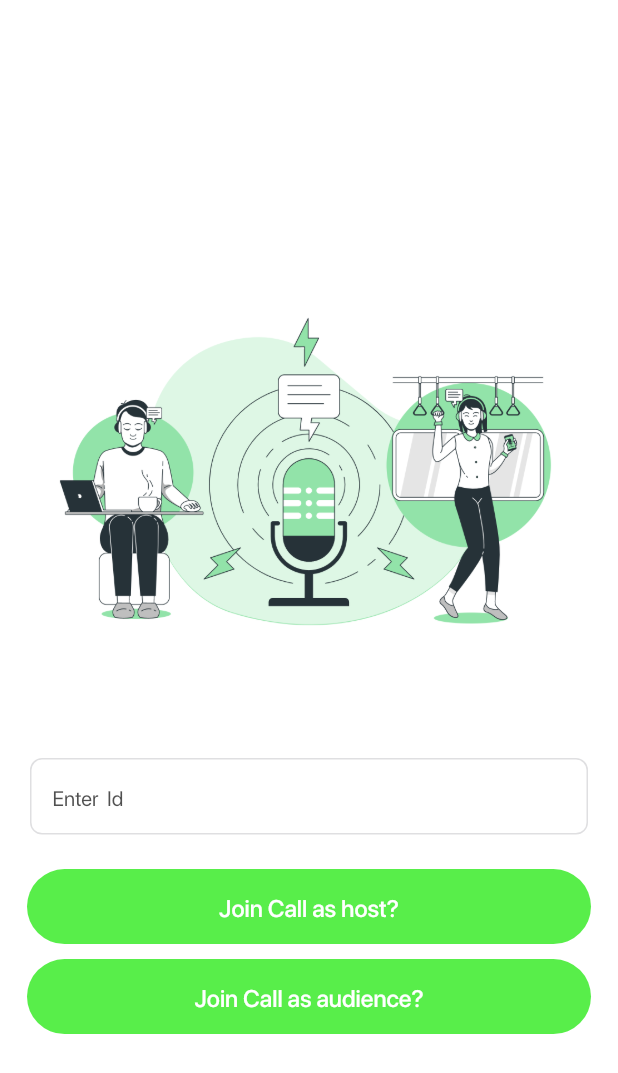
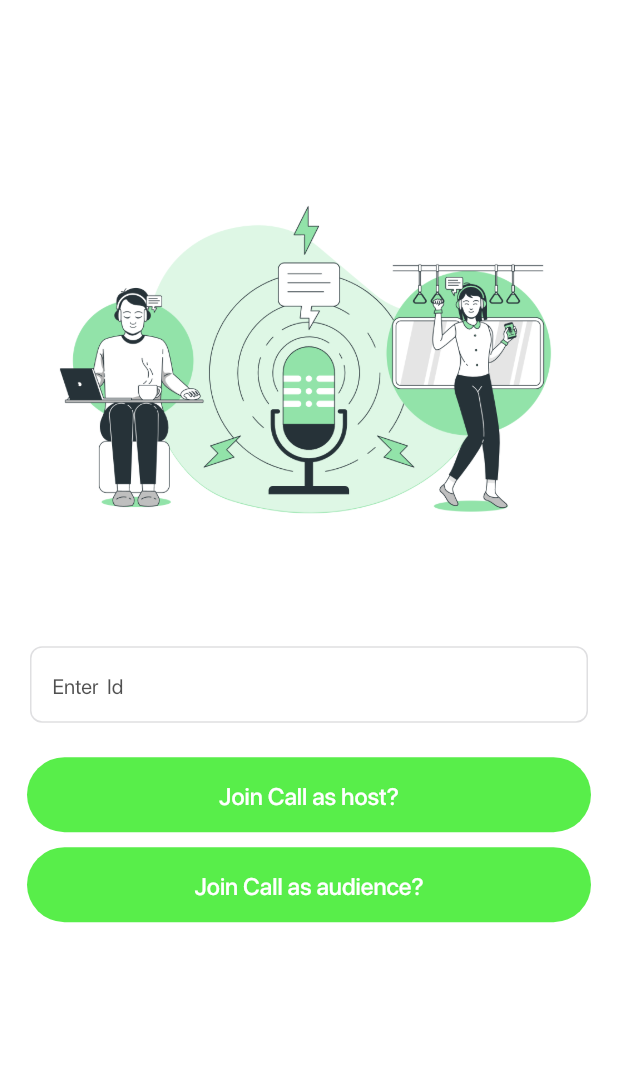
Before and after one commit to IdreesCodes/FYP, a Flutter app: the AudioRoomScreen screen opened directly, on a phone screen of 412 x 824 dp. Shown: the top 1073 px of the screen. Run offline on Flutter 3.47's test engine with Material 2 defaults, Android fonts, the phone set to English and light mode, and no system bars; our stand-ins replace bubble, firebase_auth, firebase_core, firebase_database, firebase_messaging, firebase_storage and 6 more; missing offline and left inert: firebase_core_web, firebase_database_web, firebase_storage_web, flutter_animated_icons, flutter_firebase_chat_core, image_picker_for_web and 6 more; accounts and stored records are empty; project files that could hold a hidden picture were left out.

Commit message:
improved Bugs

```diff
--- a/lib/main.dart
+++ b/lib/main.dart
@@ -17,7 +17,9 @@ Future<void> _firebaseMessagingBackgroundHandler(RemoteMessage message) async {
   // make sure you call `initializeApp` before using other Firebase services.
   await Firebase.initializeApp();
 
-  print("Handling a background message: ${message.messageId}");
+  if (kDebugMode) {
+    print("Handling a background message: ${message.messageId}");
+  }
 }
 
 void main() async {
@@ -38,7 +40,7 @@ void main() async {
     announcement: false,
     badge: true,
     carPlay: false,
-    criticalAlert: false,
+    criticalAlert: true,
     provisional: false,
     sound: true,
   );
--- a/lib/view/dashboard/dashboard_screen.dart
+++ b/lib/view/dashboard/dashboard_screen.dart
@@ -1,5 +1,6 @@
 import 'package:firebase_auth/firebase_auth.dart';
 import 'package:flutter/material.dart';
+import 'package:flutter/services.dart';
 import 'package:flutter_animated_icons/icons8.dart';
 import 'package:lottie/lottie.dart';
 import 'package:persistent_bottom_nav_bar/persistent_tab_view.dart';
@@ -68,6 +69,7 @@ class _DashboardScreenState extends State<DashboardScreen>
     return [
       PersistentBottomNavBarItem(
         onPressed: (context) {
+          HapticFeedback.mediumImpact();
           controller.jumpToTab(0);
           _menuController.reset();
           _menuController.forward();
@@ -81,6 +83,7 @@ class _DashboardScreenState extends State<DashboardScreen>
       PersistentBottomNavBarItem(
         activeColorPrimary: AppColors.primaryColor,
         onPressed: (context) {
+          HapticFeedback.heavyImpact();
           controller.jumpToTab(1);
           _videoController.reset();
           _videoController.forward();
@@ -94,6 +97,7 @@ class _DashboardScreenState extends State<DashboardScreen>
       PersistentBottomNavBarItem(
         activeColorPrimary: AppColors.primaryColor,
         onPressed: (context) {
+          HapticFeedback.heavyImpact();
           controller.jumpToTab(2);
           _settingController.reset();
           _settingController.forward();
--- a/lib/view/zego/audio_room.dart
+++ b/lib/view/zego/audio_room.dart
@@ -13,7 +13,7 @@ final userID = user?.uid;
 final displayName = user?.email;
 
 class AudioRoomScreen extends StatefulWidget {
-  AudioRoomScreen({
+  const AudioRoomScreen({
     Key? key,
   }) : super(key: key);
 
@@ -29,18 +29,22 @@ class _AudioRoomScreenState extends State<AudioRoomScreen> {
   Widget build(BuildContext context) {
     bool Host = false;
     return Scaffold(
-      body: SafeArea(
+      body: SingleChildScrollView(
+        child: SafeArea(
             child: Column(
           mainAxisAlignment: MainAxisAlignment.center,
           crossAxisAlignment: CrossAxisAlignment.center,
           children: [
-          Image(
-            image: AssetImage('assets/images/audio.png'),
+            Padding(
+              padding: const EdgeInsets.only(top: 60.0),
+              child: Image(
+                image: const AssetImage('assets/images/audio.png'),
                 width: MediaQuery.of(context).size.width * 0.90,
               ),
+            ),
             Padding(
-            padding:
-                const EdgeInsets.only(left: 20.0, right: 20, bottom: 5, top: 0),
+              padding: const EdgeInsets.only(
+                  left: 20.0, right: 20, bottom: 5, top: 0),
               child: InputTextField(
                   myController: callingId,
                   focusNode: userNameFocusNode,
@@ -85,6 +89,7 @@ class _AudioRoomScreenState extends State<AudioRoomScreen> {
             )
           ],
         )),
+      ),
     );
   }
 }
```
Also changed, not shown: lib/view/dashboard/messaging_screen.dart (+14 -7 lines), lib/view/zego/live_streaming.dart (+25 -15 lines), 2 other files. Lines whose indentation alone changed are shown as unchanged.
